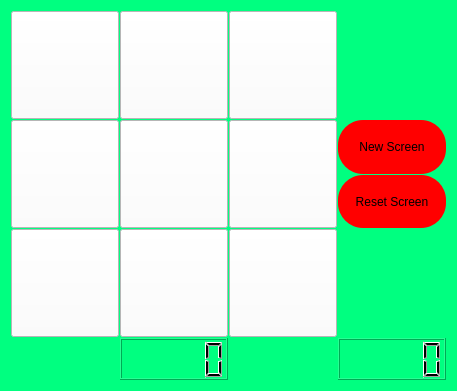
This is tictacscreen.ui in HashanMaduwantha/TicTacToe as Qt 5 draws it before an edit. The edited form follows.
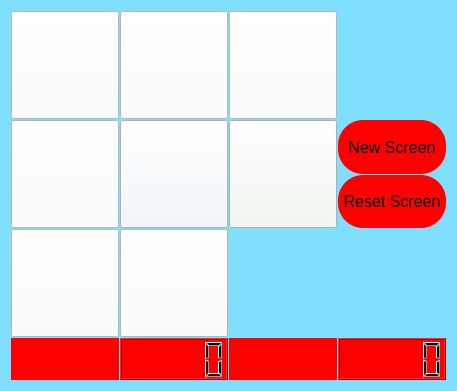
This is the edited form.

The edit to the form file:
```diff
--- a/tictacscreen.ui
+++ b/tictacscreen.ui
@@ -20,7 +20,9 @@
    <string>Form</string>
   </property>
   <property name="styleSheet">
-   <string notr="true">background-color:#00ff80;</string>
+   <string notr="true">background-color:#80dfff;
+
+</string>
   </property>
   <layout class="QGridLayout" name="gridLayout">
    <property name="spacing">
@@ -42,6 +44,11 @@
          <verstretch>0</verstretch>
         </sizepolicy>
        </property>
+       <property name="font">
+        <font>
+         <pointsize>12</pointsize>
+        </font>
+       </property>
        <property name="styleSheet">
         <string notr="true">border-radius: 25px;
 background-color:red;
@@ -60,6 +67,11 @@
          <verstretch>0</verstretch>
         </sizepolicy>
        </property>
+       <property name="font">
+        <font>
+         <pointsize>12</pointsize>
+        </font>
+       </property>
        <property name="styleSheet">
         <string notr="true">border-radius: 25px;
 background-color:red;
@@ -186,7 +198,7 @@
      <property name="styleSheet">
       <string notr="true">height:100px;
 width:100px;
-background-color:white;</string>
+background-color:	#F0F8FF;</string>
      </property>
      <property name="text">
       <string/>
@@ -215,7 +227,7 @@
      <property name="styleSheet">
       <string notr="true">height:100px;
 width:100px;
-background-color:white;</string>
+background-color:	#F0F8EE;</string>
      </property>
      <property name="text">
       <string/>
@@ -282,19 +294,34 @@
    </item>
    <item row="3" column="0">
     <widget class="QLabel" name="labelPlayerOneScore">
+     <property name="styleSheet">
+      <string notr="true">background-color:red;
+</string>
+     </property>
      <property name="text">
       <string/>
      </property>
     </widget>
    </item>
    <item row="3" column="1">
-    <widget class="QLCDNumber" name="PlayerOnelcdNumber"/>
+    <widget class="QLCDNumber" name="PlayerOnelcdNumber">
+     <property name="styleSheet">
+      <string notr="true">background-color:red;</string>
+     </property>
+    </widget>
    </item>
    <item row="3" column="4">
-    <widget class="QLCDNumber" name="PlayerTwolcdNumber"/>
+    <widget class="QLCDNumber" name="PlayerTwolcdNumber">
+     <property name="styleSheet">
+      <string notr="true">background-color:red;</string>
+     </property>
+    </widget>
    </item>
    <item row="3" column="2">
     <widget class="QLabel" name="labelPlayerTwoScore">
+     <property name="styleSheet">
+      <string notr="true">background-color:red;</string>
+     </property>
      <property name="text">
       <string/>
      </property>
@@ -357,7 +384,9 @@
      <property name="styleSheet">
       <string notr="true">height:100px;
 width:100px;
-background-color:white;</string>
+background-color:	#F0F8FFe;
+border-color:red;
+border-radius:5px;</string>
      </property>
      <property name="text">
       <string/>
```
